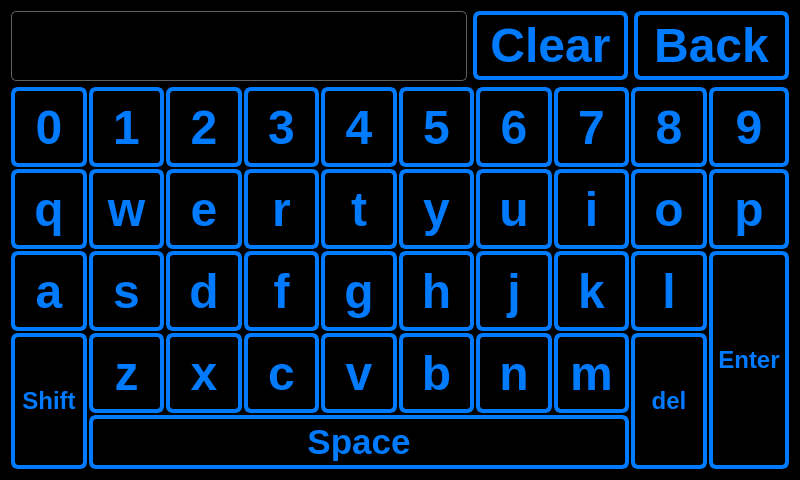
AndreWohnsland/CocktailBerry, file ui_elements/Keyboard.ui: the form before one commit.
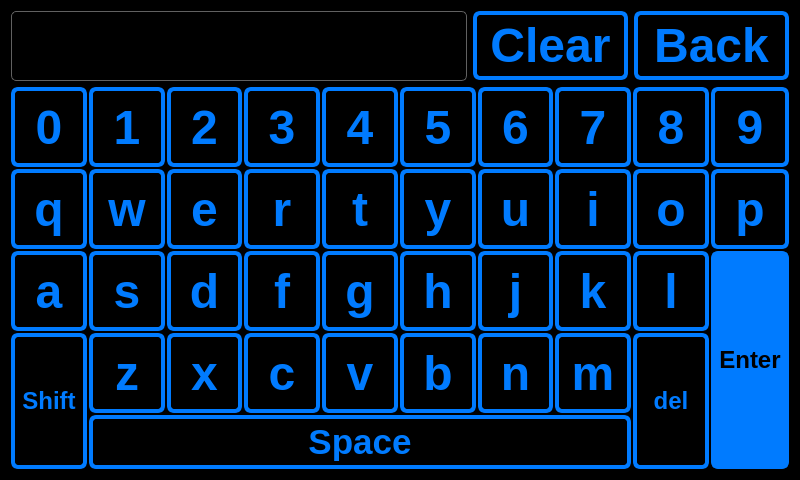
The form after the commit.

What changed in the file:
```diff
--- a/ui_elements/Keyboard.ui
+++ b/ui_elements/Keyboard.ui
@@ -69,7 +69,23 @@
 #LName {
 	color: rgb(239, 151, 0);
 }
-</string>
+
+#enterButton {
+	background-color: rgb(0, 123, 255);  
+	color: rgb(0, 0, 0);
+    border-width: 3px;
+	border-color: rgb(0, 123, 255);
+	border-style: solid;
+	border-radius: 7;
+	padding: 3px;
+	padding-left: 5px;
+	padding-right: 5px;
+}
+
+#enterButton:pressed {
+	background-color: rgb(239, 151, 0);	
+	border-color: rgb(239, 151, 0);	
+}</string>
   </property>
   <layout class="QVBoxLayout" name="verticalLayout">
    <item>
```
